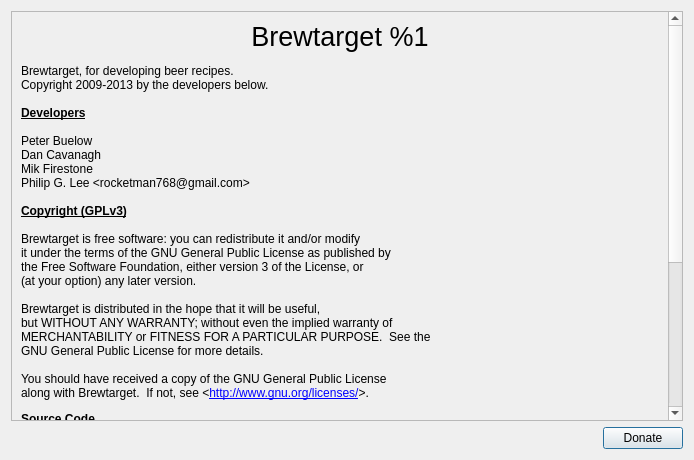
Above: ui/aboutDialog.ui from Brewtarget/brewtarget before the change. Below: the same form after it.
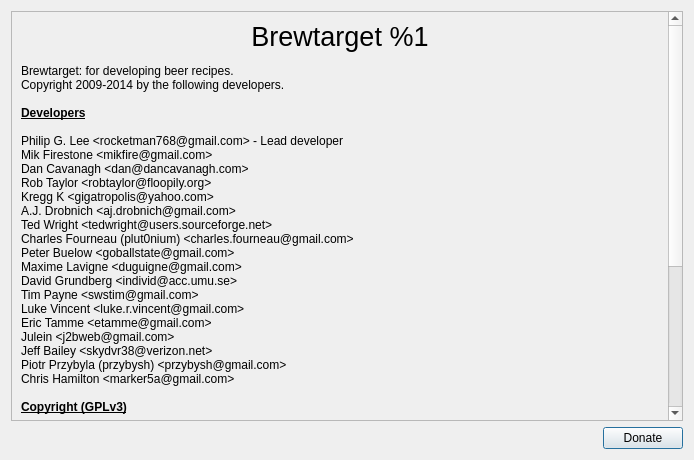
That is the form after the change. Icons and pictures are not drawn.

Commit message: Modified the about dialog to include all developers.

What changed in the file:
```diff
--- a/ui/aboutDialog.ui
+++ b/ui/aboutDialog.ui
@@ -25,7 +25,7 @@
         <x>0</x>
         <y>0</y>
         <width>665</width>
-        <height>646</height>
+        <height>572</height>
        </rect>
       </property>
       <layout class="QVBoxLayout" name="verticalLayout_2">
@@ -37,15 +37,29 @@
 p, li { white-space: pre-wrap; }
 &lt;/style&gt;&lt;/head&gt;&lt;body style=&quot; font-family:'DejaVu Sans'; font-size:9pt; font-weight:400; font-style:normal;&quot;&gt;
 &lt;p align=&quot;center&quot; style=&quot; margin-top:0px; margin-bottom:0px; margin-left:0px; margin-right:0px; -qt-block-indent:0; text-indent:0px;&quot;&gt;&lt;span style=&quot; font-size:20pt;&quot;&gt;Brewtarget %1&lt;/span&gt;&lt;/p&gt;
-&lt;p style=&quot; margin-top:12px; margin-bottom:0px; margin-left:0px; margin-right:0px; -qt-block-indent:0; text-indent:0px;&quot;&gt;&lt;span style=&quot; font-family:'Courier New,courier';&quot;&gt;Brewtarget, for developing beer recipes.&lt;/span&gt;&lt;/p&gt;
-&lt;p style=&quot; margin-top:0px; margin-bottom:0px; margin-left:0px; margin-right:0px; -qt-block-indent:0; text-indent:0px;&quot;&gt;&lt;span style=&quot; font-family:'Courier New,courier';&quot;&gt;Copyright 2009-2013 by the developers below.&lt;/span&gt;&lt;/p&gt;
+&lt;p style=&quot; margin-top:12px; margin-bottom:0px; margin-left:0px; margin-right:0px; -qt-block-indent:0; text-indent:0px;&quot;&gt;&lt;span style=&quot; font-family:'Courier New,courier';&quot;&gt;Brewtarget: for developing beer recipes.&lt;/span&gt;&lt;/p&gt;
+&lt;p style=&quot; margin-top:0px; margin-bottom:0px; margin-left:0px; margin-right:0px; -qt-block-indent:0; text-indent:0px;&quot;&gt;&lt;span style=&quot; font-family:'Courier New,courier';&quot;&gt;Copyright 2009-2014 by the following developers.&lt;/span&gt;&lt;/p&gt;
 &lt;p style=&quot;-qt-paragraph-type:empty; margin-top:0px; margin-bottom:0px; margin-left:0px; margin-right:0px; -qt-block-indent:0; text-indent:0px; font-family:'Courier New,courier';&quot;&gt;&lt;br /&gt;&lt;/p&gt;
 &lt;p style=&quot; margin-top:0px; margin-bottom:0px; margin-left:0px; margin-right:0px; -qt-block-indent:0; text-indent:0px;&quot;&gt;&lt;span style=&quot; font-family:'Courier New,courier'; font-weight:600; text-decoration: underline;&quot;&gt;Developers&lt;/span&gt;&lt;/p&gt;
 &lt;p style=&quot;-qt-paragraph-type:empty; margin-top:0px; margin-bottom:0px; margin-left:0px; margin-right:0px; -qt-block-indent:0; text-indent:0px; font-family:'Courier New,courier';&quot;&gt;&lt;br /&gt;&lt;/p&gt;
-&lt;p style=&quot; margin-top:0px; margin-bottom:0px; margin-left:0px; margin-right:0px; -qt-block-indent:0; text-indent:0px;&quot;&gt;&lt;span style=&quot; font-family:'Courier New,courier';&quot;&gt;Peter Buelow&lt;/span&gt;&lt;/p&gt;
-&lt;p style=&quot; margin-top:0px; margin-bottom:0px; margin-left:0px; margin-right:0px; -qt-block-indent:0; text-indent:0px;&quot;&gt;&lt;span style=&quot; font-family:'Courier New,courier';&quot;&gt;Dan Cavanagh&lt;/span&gt;&lt;/p&gt;
-&lt;p style=&quot; margin-top:0px; margin-bottom:0px; margin-left:0px; margin-right:0px; -qt-block-indent:0; text-indent:0px;&quot;&gt;&lt;span style=&quot; font-family:'Courier New,courier';&quot;&gt;Mik Firestone&lt;/span&gt;&lt;/p&gt;
-&lt;p style=&quot; margin-top:0px; margin-bottom:0px; margin-left:0px; margin-right:0px; -qt-block-indent:0; text-indent:0px;&quot;&gt;&lt;span style=&quot; font-family:'Courier New,courier';&quot;&gt;Philip G. Lee &amp;lt;rocketman768@gmail.com&amp;gt;&lt;/span&gt;&lt;/p&gt;
+&lt;p style=&quot; margin-top:0px; margin-bottom:0px; margin-left:0px; margin-right:0px; -qt-block-indent:0; text-indent:0px;&quot;&gt;Philip G. Lee &amp;lt;rocketman768@gmail.com&amp;gt; - Lead developer&lt;/p&gt;
+&lt;p style=&quot; margin-top:0px; margin-bottom:0px; margin-left:0px; margin-right:0px; -qt-block-indent:0; text-indent:0px;&quot;&gt;Mik Firestone &amp;lt;mikfire@gmail.com&amp;gt;&lt;/p&gt;
+&lt;p style=&quot; margin-top:0px; margin-bottom:0px; margin-left:0px; margin-right:0px; -qt-block-indent:0; text-indent:0px;&quot;&gt;Dan Cavanagh &amp;lt;dan@dancavanagh.com&amp;gt;&lt;/p&gt;
+&lt;p style=&quot; margin-top:0px; margin-bottom:0px; margin-left:0px; margin-right:0px; -qt-block-indent:0; text-indent:0px;&quot;&gt;Rob Taylor &amp;lt;robtaylor@floopily.org&amp;gt;&lt;/p&gt;
+&lt;p style=&quot; margin-top:0px; margin-bottom:0px; margin-left:0px; margin-right:0px; -qt-block-indent:0; text-indent:0px;&quot;&gt;Kregg K &amp;lt;gigatropolis@yahoo.com&amp;gt;&lt;/p&gt;
+&lt;p style=&quot; margin-top:0px; margin-bottom:0px; margin-left:0px; margin-right:0px; -qt-block-indent:0; text-indent:0px;&quot;&gt;A.J. Drobnich &amp;lt;aj.drobnich@gmail.com&amp;gt;&lt;/p&gt;
+&lt;p style=&quot; margin-top:0px; margin-bottom:0px; margin-left:0px; margin-right:0px; -qt-block-indent:0; text-indent:0px;&quot;&gt;Ted Wright &amp;lt;tedwright@users.sourceforge.net&amp;gt;&lt;/p&gt;
+&lt;p style=&quot; margin-top:0px; margin-bottom:0px; margin-left:0px; margin-right:0px; -qt-block-indent:0; text-indent:0px;&quot;&gt;Charles Fourneau (plut0nium) &amp;lt;charles.fourneau@gmail.com&amp;gt;&lt;/p&gt;
+&lt;p style=&quot; margin-top:0px; margin-bottom:0px; margin-left:0px; margin-right:0px; -qt-block-indent:0; text-indent:0px;&quot;&gt;Peter Buelow &amp;lt;goballstate@gmail.com&amp;gt;&lt;/p&gt;
+&lt;p style=&quot; margin-top:0px; margin-bottom:0px; margin-left:0px; margin-right:0px; -qt-block-indent:0; text-indent:0px;&quot;&gt;Maxime Lavigne &amp;lt;duguigne@gmail.com&amp;gt;&lt;/p&gt;
+&lt;p style=&quot; margin-top:0px; margin-bottom:0px; margin-left:0px; margin-right:0px; -qt-block-indent:0; text-indent:0px;&quot;&gt;David Grundberg &amp;lt;individ@acc.umu.se&amp;gt;&lt;/p&gt;
+&lt;p style=&quot; margin-top:0px; margin-bottom:0px; margin-left:0px; margin-right:0px; -qt-block-indent:0; text-indent:0px;&quot;&gt;Tim Payne &amp;lt;swstim@gmail.com&amp;gt;&lt;/p&gt;
+&lt;p style=&quot; margin-top:0px; margin-bottom:0px; margin-left:0px; margin-right:0px; -qt-block-indent:0; text-indent:0px;&quot;&gt;Luke Vincent &amp;lt;luke.r.vincent@gmail.com&amp;gt;&lt;/p&gt;
+&lt;p style=&quot; margin-top:0px; margin-bottom:0px; margin-left:0px; margin-right:0px; -qt-block-indent:0; text-indent:0px;&quot;&gt;Eric Tamme &amp;lt;etamme@gmail.com&amp;gt;&lt;/p&gt;
+&lt;p style=&quot; margin-top:0px; margin-bottom:0px; margin-left:0px; margin-right:0px; -qt-block-indent:0; text-indent:0px;&quot;&gt;Julein &amp;lt;j2bweb@gmail.com&amp;gt;&lt;/p&gt;
+&lt;p style=&quot; margin-top:0px; margin-bottom:0px; margin-left:0px; margin-right:0px; -qt-block-indent:0; text-indent:0px;&quot;&gt;Jeff Bailey &amp;lt;skydvr38@verizon.net&amp;gt;&lt;/p&gt;
+&lt;p style=&quot; margin-top:0px; margin-bottom:0px; margin-left:0px; margin-right:0px; -qt-block-indent:0; text-indent:0px;&quot;&gt;Piotr Przybyla (przybysh) &amp;lt;przybysh@gmail.com&amp;gt;&lt;/p&gt;
+&lt;p style=&quot; margin-top:0px; margin-bottom:0px; margin-left:0px; margin-right:0px; -qt-block-indent:0; text-indent:0px;&quot;&gt;Chris Hamilton &amp;lt;marker5a@gmail.com&amp;gt;&lt;/p&gt;
 &lt;p style=&quot;-qt-paragraph-type:empty; margin-top:0px; margin-bottom:0px; margin-left:0px; margin-right:0px; -qt-block-indent:0; text-indent:0px;&quot;&gt;&lt;br /&gt;&lt;/p&gt;
 &lt;p style=&quot; margin-top:0px; margin-bottom:0px; margin-left:0px; margin-right:0px; -qt-block-indent:0; text-indent:0px;&quot;&gt;&lt;span style=&quot; font-family:'Courier New,courier'; font-weight:600; text-decoration: underline;&quot;&gt;Copyright (GPLv3)&lt;/span&gt;&lt;/p&gt;
 &lt;p style=&quot;-qt-paragraph-type:empty; margin-top:0px; margin-bottom:0px; margin-left:0px; margin-right:0px; -qt-block-indent:0; text-indent:0px; font-family:'Courier New,courier';&quot;&gt;&lt;br /&gt;&lt;/p&gt;
@@ -62,20 +76,7 @@
 &lt;p style=&quot; margin-top:0px; margin-bottom:0px; margin-left:0px; margin-right:0px; -qt-block-indent:0; text-indent:0px;&quot;&gt;&lt;span style=&quot; font-family:'Courier New,courier';&quot;&gt;You should have received a copy of the GNU General Public License&lt;/span&gt;&lt;/p&gt;
 &lt;p style=&quot; margin-top:0px; margin-bottom:12px; margin-left:0px; margin-right:0px; -qt-block-indent:0; text-indent:0px;&quot;&gt;&lt;span style=&quot; font-family:'Courier New,courier';&quot;&gt;along with Brewtarget.  If not, see &amp;lt;&lt;/span&gt;&lt;a href=&quot;http://www.gnu.org/licenses/&quot;&gt;&lt;span style=&quot; font-family:'Courier New,courier'; text-decoration: underline; color:#0000ff;&quot;&gt;http://www.gnu.org/licenses/&lt;/span&gt;&lt;/a&gt;&lt;span style=&quot; font-family:'Courier New,courier';&quot;&gt;&amp;gt;.&lt;/span&gt;&lt;/p&gt;
 &lt;p style=&quot; margin-top:0px; margin-bottom:12px; margin-left:0px; margin-right:0px; -qt-block-indent:0; text-indent:0px;&quot;&gt;&lt;span style=&quot; font-family:'Courier New,courier'; font-weight:600; text-decoration: underline;&quot;&gt;Source Code&lt;/span&gt;&lt;/p&gt;
-&lt;p style=&quot; margin-top:0px; margin-bottom:12px; margin-left:0px; margin-right:0px; -qt-block-indent:0; text-indent:0px;&quot;&gt;&lt;span style=&quot; font-family:'Courier New,courier';&quot;&gt;Brewtarget's source code can be downloaded at &lt;/span&gt;&lt;a href=&quot;https://www.gitorious.org/brewtarget&quot;&gt;&lt;span style=&quot; font-family:'Sans Serif'; text-decoration: underline; color:#0057ae;&quot;&gt;www.gitorious.org/brewtarget&lt;/span&gt;&lt;/a&gt;&lt;span style=&quot; font-family:'Sans Serif';&quot;&gt;.&lt;/span&gt;&lt;/p&gt;
-&lt;p style=&quot; margin-top:0px; margin-bottom:12px; margin-left:0px; margin-right:0px; -qt-block-indent:0; text-indent:0px;&quot;&gt;&lt;span style=&quot; font-family:'Courier New,courier'; font-weight:600; text-decoration: underline;&quot;&gt;Special Thanks&lt;/span&gt;&lt;/p&gt;
-&lt;p style=&quot; margin-top:0px; margin-bottom:0px; margin-left:0px; margin-right:0px; -qt-block-indent:0; text-indent:0px;&quot;&gt;Guido Carpi (Italian translation)&lt;/p&gt;
-&lt;p style=&quot; margin-top:0px; margin-bottom:0px; margin-left:0px; margin-right:0px; -qt-block-indent:0; text-indent:0px;&quot;&gt;Ester (Catalan translation)&lt;/p&gt;
-&lt;p style=&quot; margin-top:0px; margin-bottom:0px; margin-left:0px; margin-right:0px; -qt-block-indent:0; text-indent:0px;&quot;&gt;&lt;span style=&quot; font-family:'Courier New,courier';&quot;&gt;Marc Cote (French translation)&lt;/span&gt;&lt;/p&gt;
-&lt;p style=&quot; margin-top:0px; margin-bottom:0px; margin-left:0px; margin-right:0px; -qt-block-indent:0; text-indent:0px;&quot;&gt;&lt;span style=&quot; font-family:'Courier New,courier';&quot;&gt;Pawel Fiedor (Polish translation)&lt;/span&gt;&lt;/p&gt;
-&lt;p style=&quot; margin-top:0px; margin-bottom:0px; margin-left:0px; margin-right:0px; -qt-block-indent:0; text-indent:0px;&quot;&gt;&lt;span style=&quot; font-family:'Courier New,courier';&quot;&gt;Admiro (Polish translation)&lt;/span&gt;&lt;/p&gt;
-&lt;p style=&quot; margin-top:0px; margin-bottom:0px; margin-left:0px; margin-right:0px; -qt-block-indent:0; text-indent:0px;&quot;&gt;&lt;span style=&quot; font-family:'Courier New,courier';&quot;&gt;Edu Engler (Portuguese translation)&lt;/span&gt;&lt;/p&gt;
-&lt;p style=&quot; margin-top:0px; margin-bottom:0px; margin-left:0px; margin-right:0px; -qt-block-indent:0; text-indent:0px;&quot;&gt;&lt;span style=&quot; font-family:'Courier New,courier';&quot;&gt;Jan Grmela (Czech translation)&lt;/span&gt;&lt;/p&gt;
-&lt;p style=&quot; margin-top:0px; margin-bottom:0px; margin-left:0px; margin-right:0px; -qt-block-indent:0; text-indent:0px;&quot;&gt;&lt;span style=&quot; font-family:'Courier New,courier';&quot;&gt;Randy Brace (alpha tester)&lt;/span&gt;&lt;/p&gt;
-&lt;p style=&quot; margin-top:0px; margin-bottom:0px; margin-left:0px; margin-right:0px; -qt-block-indent:0; text-indent:0px;&quot;&gt;&lt;a href=&quot;http://finalgravitypodcast.com&quot;&gt;&lt;span style=&quot; font-family:'Sans Serif'; text-decoration: underline; color:#0057ae;&quot;&gt;Final Gravity Podcasts&lt;/span&gt;&lt;/a&gt;&lt;/p&gt;
-&lt;p style=&quot; margin-top:0px; margin-bottom:0px; margin-left:0px; margin-right:0px; -qt-block-indent:0; text-indent:0px;&quot;&gt;&lt;span style=&quot; font-family:'Courier New,courier';&quot;&gt;Glenn Tinseth &amp;lt;&lt;/span&gt;&lt;a href=&quot;http://www.realbeer.com/hops&quot;&gt;&lt;span style=&quot; text-decoration: underline; color:#0000ff;&quot;&gt;http://www.realbeer.com/hops&lt;/span&gt;&lt;/a&gt;&lt;span style=&quot; font-family:'Courier New,courier';&quot;&gt;&amp;gt;&lt;/span&gt;&lt;/p&gt;
-&lt;p style=&quot; margin-top:0px; margin-bottom:0px; margin-left:0px; margin-right:0px; -qt-block-indent:0; text-indent:0px;&quot;&gt;&lt;span style=&quot; font-family:'Courier New,courier';&quot;&gt;server, printer, edit-copy, document-print-preview and merge images from Oxygen theme (CC license)&lt;/span&gt;&lt;/p&gt;
-&lt;p style=&quot; margin-top:0px; margin-bottom:0px; margin-left:0px; margin-right:0px; -qt-block-indent:0; text-indent:0px;&quot;&gt;&lt;span style=&quot; font-family:'Courier New,courier';&quot;&gt;backup image from Nuvola theme (LGPL)&lt;/span&gt;&lt;/p&gt;&lt;/body&gt;&lt;/html&gt;</string>
+&lt;p style=&quot; margin-top:0px; margin-bottom:12px; margin-left:0px; margin-right:0px; -qt-block-indent:0; text-indent:0px;&quot;&gt;&lt;span style=&quot; font-family:'Courier New,courier';&quot;&gt;Brewtarget's source code can be downloaded at &lt;/span&gt;&lt;a href=&quot;https://www.gitorious.org/brewtarget&quot;&gt;&lt;span style=&quot; font-family:'Sans Serif'; text-decoration: underline; color:#0057ae;&quot;&gt;www.gitorious.org/brewtarget&lt;/span&gt;&lt;/a&gt;&lt;span style=&quot; font-family:'Sans Serif';&quot;&gt;.&lt;/span&gt;&lt;/p&gt;&lt;/body&gt;&lt;/html&gt;</string>
          </property>
         </widget>
        </item>
```
